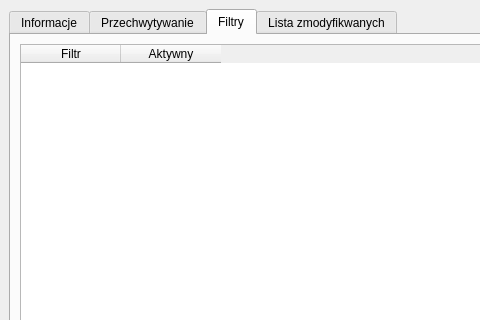
Before: the Qt Designer form evilpostman/gui/mainwindow.ui in jaroslaw-wieczorek/Modifing_Packets_On-The-Fly_In_SCAPY, drawn with Qt 5; both pictures show x 0 to 480 and y 0 to 320 of the 690 by 540 pixel window.
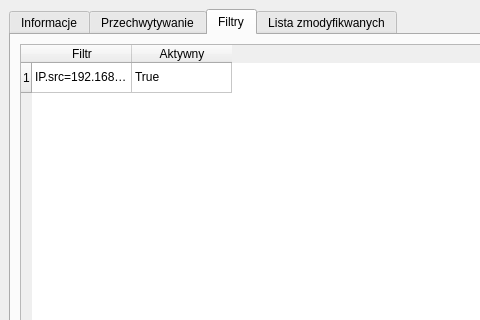
After: the same form once the commit is applied. The open tabs and pages were chosen to show the change.

Commit message: add filtr packet on layer

```diff
--- a/evilpostman/gui/mainwindow.ui
+++ b/evilpostman/gui/mainwindow.ui
@@ -174,6 +174,11 @@
         </item>
         <item row="0" column="0" colspan="3">
          <widget class="QTableWidget" name="filt_list_packets">
+          <row>
+           <property name="text">
+            <string>1</string>
+           </property>
+          </row>
           <column>
            <property name="text">
             <string>Filtr</string>
@@ -184,6 +189,16 @@
             <string>Aktywny</string>
            </property>
           </column>
+          <item row="0" column="0">
+           <property name="text">
+            <string>IP.src=192.168.1.100</string>
+           </property>
+          </item>
+          <item row="0" column="1">
+           <property name="text">
+            <string>True</string>
+           </property>
+          </item>
          </widget>
         </item>
        </layout>
```
Left out of the diff: 2 changed lines with no effect on the pictures. The commit also changes 2 other files.
